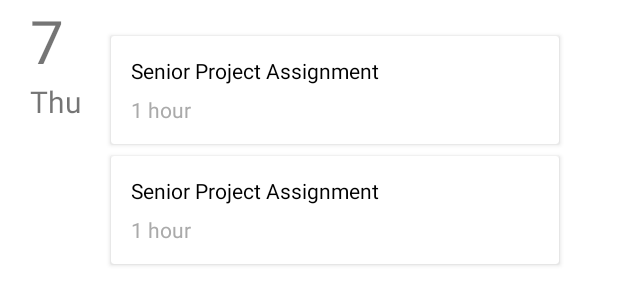
After one commit to todoheap/todoheap, an Android app: the layout section_calendar_day.xml on its own in the app's theme, with its tools: preview values and no code run, on a phone screen of 412 x 824 dp. The commit adds this screen. Shown: the top 305 px of the screen. Run offline under Robolectric (Android 15) with nearby library versions, the phone set to English and light mode, and no system bars.

Commit message:
calendar page recycler

```diff
--- a/app/src/main/java/edu/rosehulman/todoheap/ui/dashboard/DashboardFragment.kt
+++ b/app/src/main/java/edu/rosehulman/todoheap/ui/dashboard/DashboardFragment.kt
@@ -21,7 +21,7 @@ class DashboardFragment : Fragment() {
     ): View? {
         dashboardViewModel =
                 ViewModelProvider(this).get(DashboardViewModel::class.java)
-        val root = inflater.inflate(R.layout.fragment_dashboard, container, false)
+        val root = inflater.inflate(R.layout.fragment_calendar, container, false)
         val textView: TextView = root.findViewById(R.id.text_dashboard)
         dashboardViewModel.text.observe(viewLifecycleOwner, Observer {
             textView.text = it
--- a/app/src/main/res/layout/fragment_dashboard.xml
+++ b/app/src/main/res/layout/fragment_calendar.xml
@@ -5,18 +5,17 @@
     android:layout_width="match_parent"
     android:layout_height="match_parent"
     tools:context=".ui.dashboard.DashboardFragment">
-
-    <TextView
-        android:id="@+id/text_dashboard"
+    <androidx.recyclerview.widget.RecyclerView
+        android:id="@+id/recycler_calendar"
         android:layout_width="match_parent"
         android:layout_height="wrap_content"
         android:layout_marginStart="8dp"
         android:layout_marginTop="8dp"
         android:layout_marginEnd="8dp"
-        android:textAlignment="center"
-        android:textSize="20sp"
+        tools:listitem="@layout/section_calendar_day"
         app:layout_constraintBottom_toBottomOf="parent"
         app:layout_constraintEnd_toEndOf="parent"
         app:layout_constraintStart_toStartOf="parent"
         app:layout_constraintTop_toTopOf="parent" />
+
 </androidx.constraintlayout.widget.ConstraintLayout>
--- a/app/src/main/res/layout/fragment_tasks.xml
+++ b/app/src/main/res/layout/fragment_tasks.xml
@@ -8,7 +8,7 @@
     android:background="@color/grey_background">
 
     <androidx.recyclerview.widget.RecyclerView
-        android:id="@+id/text_home"
+        android:id="@+id/recycler_tasks"
         android:layout_width="match_parent"
         android:layout_height="wrap_content"
         android:layout_marginStart="8dp"
--- /dev/null
+++ b/app/src/main/res/layout/section_calendar_day.xml
@@ -0,0 +1,85 @@
+<?xml version="1.0" encoding="utf-8"?>
+<RelativeLayout
+    xmlns:android="http://schemas.android.com/apk/res/android"
+    android:layout_width="match_parent"
+    android:layout_height="wrap_content">
+    <TextView
+        android:id="@+id/calendar_date"
+        android:layout_width="wrap_content"
+        android:layout_height="wrap_content"
+        android:text="7"
+        android:textSize="40sp"
+        android:paddingLeft="20dp"/>
+    <TextView
+        android:layout_width="wrap_content"
+        android:layout_height="wrap_content"
+        android:layout_below="@id/calendar_date"
+        android:text="Thu"
+        android:textSize="20sp"
+        android:paddingLeft="20dp"/>
+    <!-- Probably needs to be a dynamic binding like this-->
+    <!-- https://medium.com/androiddevelopers/android-data-binding-list-tricks-ef3d5630555e -->
+    <LinearLayout
+        android:layout_width="match_parent"
+        android:layout_height="wrap_content"
+        android:paddingLeft="70dp"
+        android:paddingRight="35dp"
+        android:paddingTop="20dp"
+        android:orientation="vertical"
+        >
+        <androidx.cardview.widget.CardView
+            xmlns:android="http://schemas.android.com/apk/res/android"
+            android:layout_width="match_parent"
+            android:layout_height="wrap_content"
+            android:layout_margin="4dp"
+            >
+            <RelativeLayout
+                android:layout_width="match_parent"
+                android:layout_height="match_parent"
+                android:padding="10dp">
+                <TextView
+                    android:id="@+id/task_title"
+                    android:layout_width="wrap_content"
+                    android:layout_height="wrap_content"
+                    android:text="Senior Project Assignment"
+                    android:padding="3dp"
+                    android:textColor="@color/black"/>
+                <TextView
+                    android:layout_width="wrap_content"
+                    android:layout_height="wrap_content"
+                    android:text="1 hour"
+                    android:padding="3dp"
+                    android:layout_below="@id/task_title"
+                    android:textColor="@color/grey_text"/>
+            </RelativeLayout>
+
+        </androidx.cardview.widget.CardView>
+        <androidx.cardview.widget.CardView
+            xmlns:android="http://schemas.android.com/apk/res/android"
+            android:layout_width="match_parent"
+            android:layout_height="wrap_content"
+            android:layout_margin="4dp"
+            >
+            <RelativeLayout
+                android:layout_width="match_parent"
+                android:layout_height="match_parent"
+                android:padding="10dp">
+                <TextView
+                    android:id="@+id/task_title2"
+                    android:layout_width="wrap_content"
+                    android:layout_height="wrap_content"
+                    android:text="Senior Project Assignment"
+                    android:padding="3dp"
+                    android:textColor="@color/black"/>
+                <TextView
+                    android:layout_width="wrap_content"
+                    android:layout_height="wrap_content"
+                    android:text="1 hour"
+                    android:padding="3dp"
+                    android:layout_below="@id/task_title2"
+                    android:textColor="@color/grey_text"/>
+            </RelativeLayout>
+
+        </androidx.cardview.widget.CardView>
+    </LinearLayout>
+</RelativeLayout>
--- a/app/src/main/res/navigation/mobile_navigation.xml
+++ b/app/src/main/res/navigation/mobile_navigation.xml
@@ -15,7 +15,7 @@
         android:id="@+id/navigation_calendar"
         android:name="edu.rosehulman.todoheap.ui.dashboard.DashboardFragment"
         android:label="@string/title_calendar"
-        tools:layout="@layout/fragment_dashboard" />
+        tools:layout="@layout/fragment_calendar" />
 
     <fragment
         android:id="@+id/navigation_account"
```
